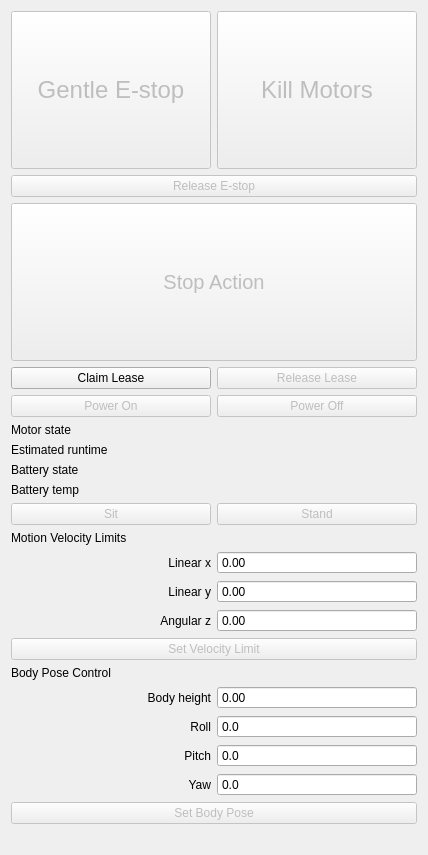
Old version of the form spot_viz/resource/spot_control.ui in the repository heuristicus/spot_ros.
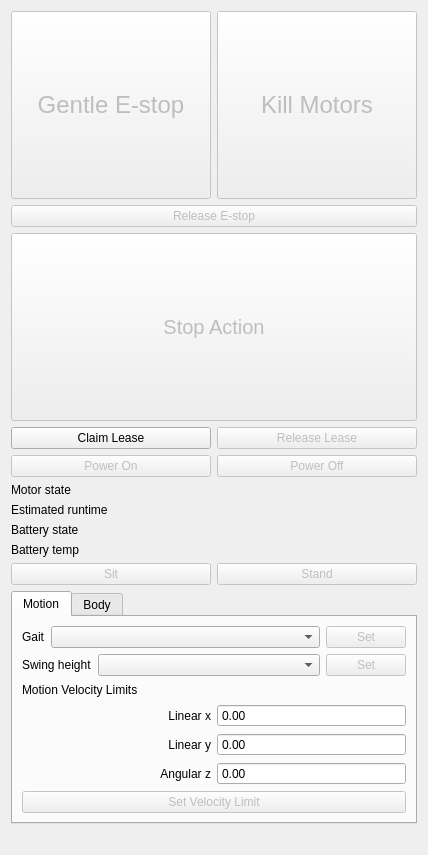
New version of the form.

Commit message:
velocity and body controls are in different tabs, add swing height and gait control
add checks to ensure only valid values for locomotion and swing height are sent to the mobility params

Diff of the .ui file:
```diff
--- a/spot_viz/resource/spot_control.ui
+++ b/spot_viz/resource/spot_control.ui
@@ -223,6 +223,86 @@
       </layout>
      </item>
      <item>
+      <widget class="QTabWidget" name="tabWidget">
+       <property name="currentIndex">
+        <number>0</number>
+       </property>
+       <widget class="QWidget" name="motionTab">
+        <attribute name="title">
+         <string>Motion</string>
+        </attribute>
+        <layout class="QVBoxLayout" name="verticalLayout_4">
+         <item>
+          <layout class="QVBoxLayout" name="motionTabLayout">
+           <item>
+            <layout class="QHBoxLayout" name="horizontalLayout_2">
+             <item>
+              <widget class="QLabel" name="gaitLabel">
+               <property name="text">
+                <string>Gait</string>
+               </property>
+              </widget>
+             </item>
+             <item>
+              <widget class="QComboBox" name="gaitComboBox">
+               <property name="sizePolicy">
+                <sizepolicy hsizetype="MinimumExpanding" vsizetype="Fixed">
+                 <horstretch>0</horstretch>
+                 <verstretch>0</verstretch>
+                </sizepolicy>
+               </property>
+              </widget>
+             </item>
+             <item>
+              <widget class="QPushButton" name="setGaitButton">
+               <property name="enabled">
+                <bool>false</bool>
+               </property>
+               <property name="text">
+                <string>Set</string>
+               </property>
+              </widget>
+             </item>
+            </layout>
+           </item>
+           <item>
+            <layout class="QHBoxLayout" name="swingHeightLayout">
+             <item>
+              <widget class="QLabel" name="swingHeightLabel">
+               <property name="text">
+                <string>Swing height</string>
+               </property>
+              </widget>
+             </item>
+             <item>
+              <widget class="QComboBox" name="swingHeightComboBox">
+               <property name="sizePolicy">
+                <sizepolicy hsizetype="Expanding" vsizetype="Fixed">
+                 <horstretch>0</horstretch>
+                 <verstretch>0</verstretch>
+                </sizepolicy>
+               </property>
+              </widget>
+             </item>
+             <item>
+              <widget class="QPushButton" name="setSwingHeightButton">
+               <property name="enabled">
+                <bool>false</bool>
+               </property>
+               <property name="sizePolicy">
+                <sizepolicy hsizetype="Minimum" vsizetype="Fixed">
+                 <horstretch>0</horstretch>
+                 <verstretch>0</verstretch>
+                </sizepolicy>
+               </property>
+               <property name="text">
+                <string>Set</string>
+               </property>
+              </widget>
+             </item>
+            </layout>
+           </item>
+           <item>
       <layout class="QVBoxLayout" name="motionVelocityLayout">
        <item>
         <widget class="QLabel" name="motionCommandLabel">
@@ -296,8 +376,6 @@
         </layout>
        </item>
        <item>
-        <layout class="QHBoxLayout" name="motionVelocityButtonsLayout">
-         <item>
           <widget class="QPushButton" name="setMaxVelButton">
            <property name="enabled">
             <bool>false</bool>
@@ -311,6 +389,13 @@
        </item>
       </layout>
      </item>
+        </layout>
+       </widget>
+       <widget class="QWidget" name="bodyTab">
+        <attribute name="title">
+         <string>Body</string>
+        </attribute>
+        <layout class="QVBoxLayout" name="verticalLayout_3">
      <item>
       <layout class="QGridLayout" name="bodyPoseGridLayout">
        <item row="1" column="0" colspan="2">
@@ -410,7 +495,18 @@
          </property>
         </widget>
        </item>
-      </layout>
+           <item row="1" column="0" colspan="2">
+            <widget class="QLabel" name="bodyPoseLabel">
+             <property name="text">
+              <string>Body Pose Control</string>
+             </property>
+            </widget>
+           </item>
+          </layout>
+         </item>
+        </layout>
+       </widget>
+      </widget>
      </item>
      <item>
       <widget class="QLabel" name="statusLabel">
```
Left out of the diff: 7 changed lines with no effect on the pictures. Lines whose indentation alone changed are shown as unchanged. The commit also changes 7 other files.
